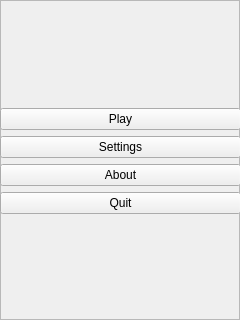
First picture: the form in mainMenuFrame.ui, repository rochford/cutefootball, before the edit.
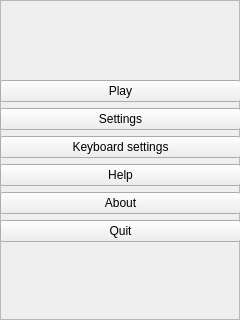
Second picture: the form after the edit.

Commit message: Input settings page and help frames added.

The edit to the form file:
```diff
--- a/mainMenuFrame.ui
+++ b/mainMenuFrame.ui
@@ -59,6 +59,20 @@
       </property>
      </widget>
     </item>
+    <item>
+     <widget class="QPushButton" name="m_inputBtn">
+      <property name="text">
+       <string>Keyboard settings</string>
+      </property>
+     </widget>
+    </item>
+    <item>
+     <widget class="QPushButton" name="m_informationBtn">
+      <property name="text">
+       <string>Help</string>
+      </property>
+     </widget>
+    </item>
     <item>
      <widget class="QPushButton" name="m_aboutBtn">
       <property name="text">
```
Left out of the diff: 44 changed lines with no effect on the pictures. The commit also changes 15 other files.
